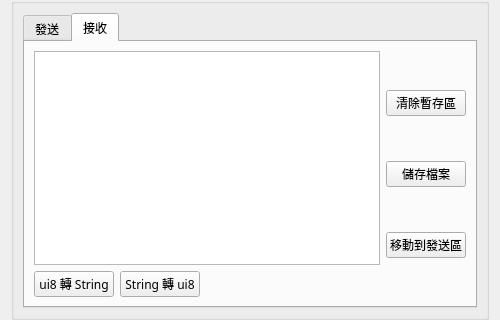
Old version of the form ui/hmi.ui in the repository mickey9910326/ASA_HMI_Data_Agent; both pictures show x 0 to 500 and y 380 to 700 of the 500 by 700 pixel window.
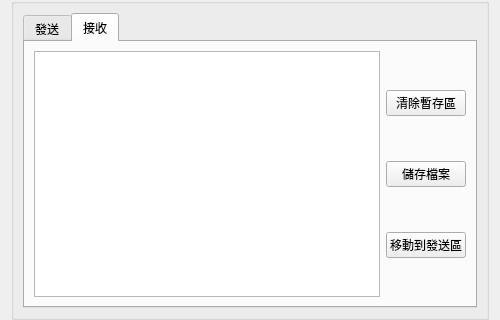
New version of the form.

Commit message: remove btn of changing ui8 and string

```diff
--- a/ui/hmi.ui
+++ b/ui/hmi.ui
@@ -417,37 +417,6 @@
               </property>
              </widget>
             </item>
-            <item>
-             <layout class="QHBoxLayout" name="horizontalLayout_7">
-              <item>
-               <widget class="QPushButton" name="rec_btnUi8ToString">
-                <property name="text">
-                 <string>ui8 轉 String</string>
-                </property>
-               </widget>
-              </item>
-              <item>
-               <widget class="QPushButton" name="rec_btnStringToUi8">
-                <property name="text">
-                 <string>String 轉 ui8</string>
-                </property>
-               </widget>
-              </item>
-              <item>
-               <spacer name="horizontalSpacer_2">
-                <property name="orientation">
-                 <enum>Qt::Horizontal</enum>
-                </property>
-                <property name="sizeHint" stdset="0">
-                 <size>
-                  <width>40</width>
-                  <height>20</height>
-                 </size>
-                </property>
-               </spacer>
-              </item>
-             </layout>
-            </item>
            </layout>
           </item>
           <item>
```
Left out of the diff: 31 changed lines with no effect on the pictures. The commit also changes 2 other files.
